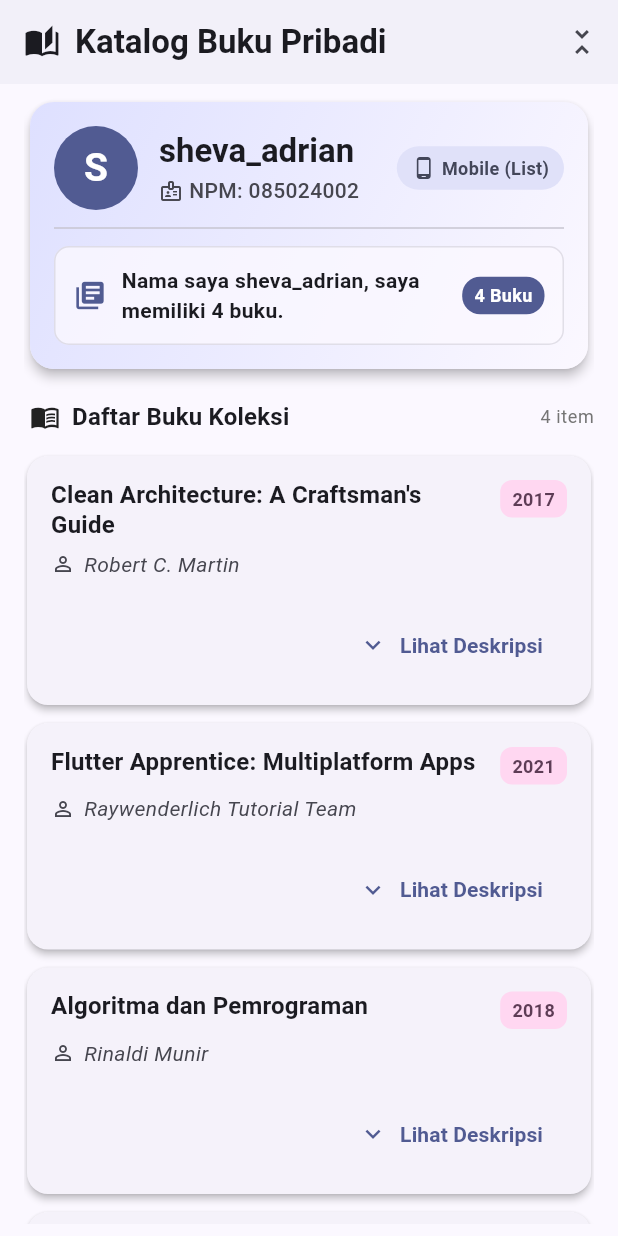
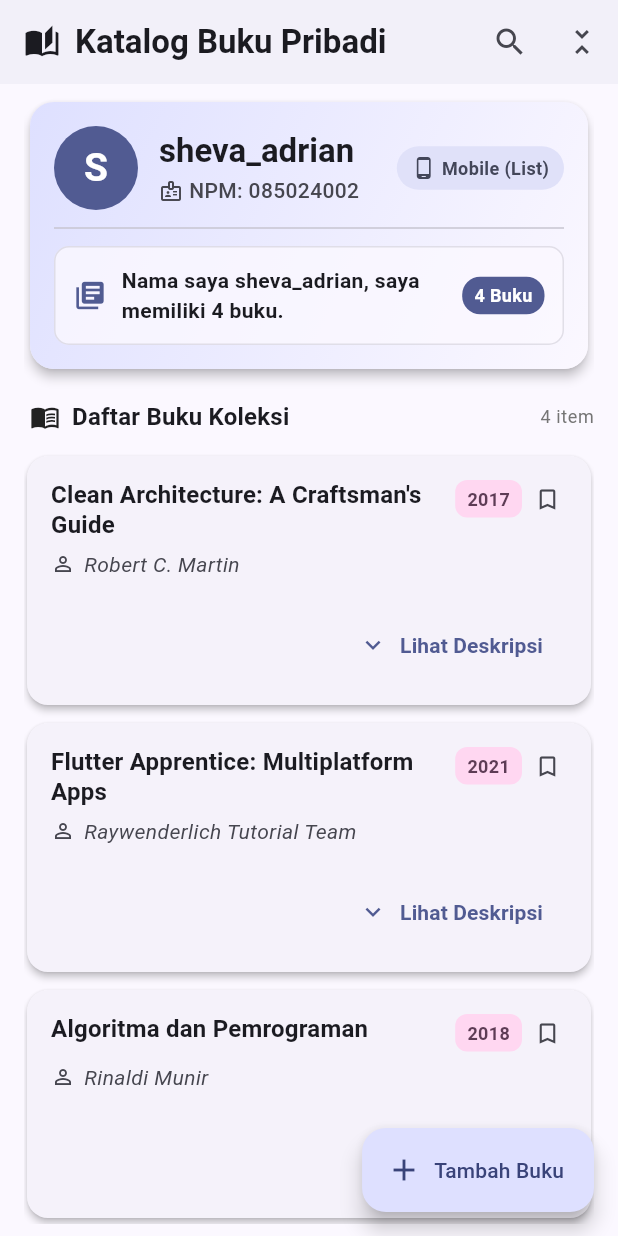
Before and after one commit to sheevasarwono/ets-pemrograman-mobile-2-085024002, a Flutter app: the screen it shows after launch, on a phone screen of 412 x 824 dp. Run offline on Flutter 3.47's test engine with Material 3 defaults, Android fonts, the phone set to English and light mode, and no system bars; our stand-ins replace flutter_riverpod.

Commit message:
feat: add under-development features (add book, search, bookmark) and update README

```diff
--- a/lib/screens/home_screen.dart
+++ b/lib/screens/home_screen.dart
@@ -26,7 +26,23 @@ class HomeScreen extends ConsumerWidget {
         ),
         elevation: 1,
         actions: [
-          // Tombol Reset / Collapse All Deskripsi
+          // Fitur 1 yang Belum Berfungsi: Tombol Pencarian Buku
+          IconButton(
+            tooltip: 'Cari Buku (Belum Berfungsi)',
+            icon: const Icon(Icons.search),
+            onPressed: () {
+              ScaffoldMessenger.of(context).showSnackBar(
+                const SnackBar(
+                  content: Text(
+                    '⚠️ Fitur Pencarian & Filter buku belum berfungsi (Dalam tahap pengembangan).',
+                  ),
+                  duration: Duration(seconds: 2),
+                  behavior: SnackBarBehavior.floating,
+                ),
+              );
+            },
+          ),
+          // Fitur Berfungsi: Tombol Reset / Collapse All Deskripsi
           IconButton(
             tooltip: 'Tutup Semua Deskripsi',
             icon: const Icon(Icons.unfold_less),
@@ -50,6 +66,35 @@ class HomeScreen extends ConsumerWidget {
           child: ResponsiveLayout(books: books),
         ),
       ),
+      // Fitur 2 yang Belum Berfungsi: FloatingActionButton Tambah Buku Baru
+      floatingActionButton: FloatingActionButton.extended(
+        icon: const Icon(Icons.add),
+        label: const Text('Tambah Buku'),
+        tooltip: 'Tambah Buku Baru (Belum Berfungsi)',
+        onPressed: () {
+          showDialog(
+            context: context,
+            builder: (ctx) => AlertDialog(
+              title: const Row(
+                children: [
+                  Icon(Icons.construction, color: Colors.orange),
+                  SizedBox(width: 8),
+                  Text('Fitur Belum Berfungsi'),
+                ],
+              ),
+              content: const Text(
+                'Fitur "Tambah Buku Baru" saat ini belum berfungsi karena belum terhubung ke formulir input dan database lokal. Fitur ini direncanakan untuk tahap pengembangan berikutnya.',
+              ),
+              actions: [
+                TextButton(
+                  onPressed: () => Navigator.of(ctx).pop(),
+                  child: const Text('Tutup'),
+                ),
+              ],
+            ),
+          );
+        },
+      ),
     );
   }
 }
--- a/lib/widgets/book_card.dart
+++ b/lib/widgets/book_card.dart
@@ -68,6 +68,30 @@ class BookCard extends ConsumerWidget {
                         fontSize: 12,
                         fontWeight: FontWeight.bold,
                         color: theme.colorScheme.onTertiaryContainer,
+                      ),
+                    ),
+                  ),
+                  const SizedBox(width: 4),
+                  // Fitur 3 yang Belum Berfungsi: Tombol Tandai Favorit
+                  InkWell(
+                    borderRadius: BorderRadius.circular(16),
+                    onTap: () {
+                      ScaffoldMessenger.of(context).showSnackBar(
+                        const SnackBar(
+                          content: Text(
+                            '⚠️ Fitur Bookmark/Favorit buku belum berfungsi.',
+                          ),
+                          duration: Duration(milliseconds: 1500),
+                          behavior: SnackBarBehavior.floating,
+                        ),
+                      );
+                    },
+                    child: Padding(
+                      padding: const EdgeInsets.all(4.0),
+                      child: Icon(
+                        Icons.bookmark_border,
+                        size: 18,
+                        color: theme.colorScheme.onSurfaceVariant,
                       ),
                     ),
                   ),
```
Also changed, not shown: 1 other file.
